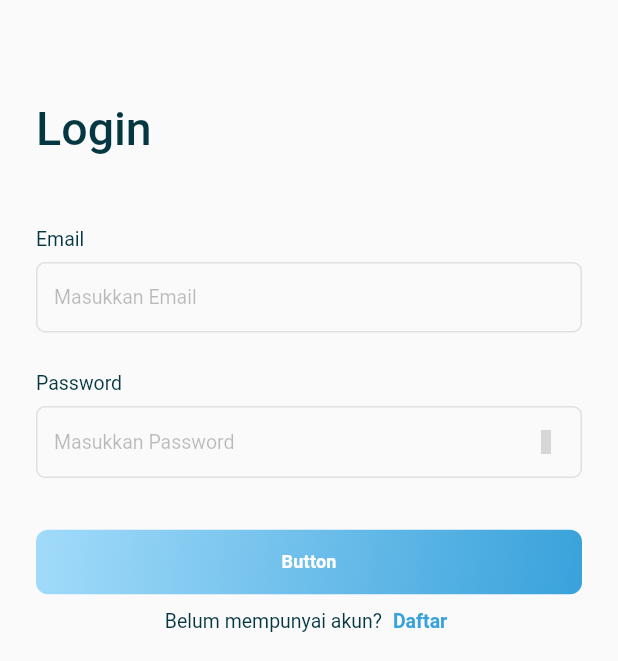
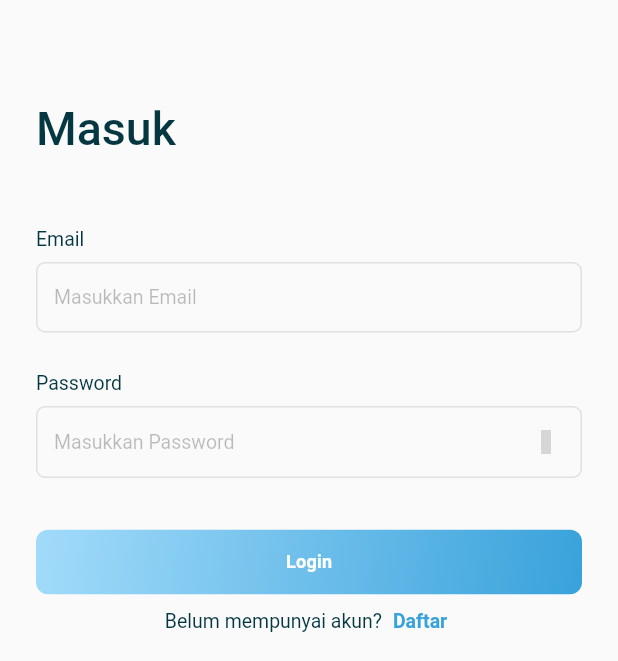
Before and after one commit to Agung91/FishVanture-Mobile-Buyer, a Flutter app: the screen it shows after launch, after a tap on "Login Page", on a phone screen of 412 x 824 dp. Shown: the part 245-906 px from the top of the screen. Run offline on Flutter 3.47's test engine with Material 2 defaults, Android fonts, the phone set to English and light mode, and no system bars; our stand-ins replace dio, flutter_secure_storage, iconsax; missing offline and left inert: sstream; grey boxes are pictures that could not be loaded.

Commit message:
rename to login

```diff
--- a/lib/modules/login/screen/page_login.dart
+++ b/lib/modules/login/screen/page_login.dart
@@ -19,7 +19,7 @@ class LoginPage extends StatelessWidget {
             child: Align(
               alignment: Alignment.centerLeft,
               child: Text(
-                'Login',
+                'Masuk',
                 style: CustomTextStyle.heading4Medium,
               ),
             ),
@@ -45,6 +45,7 @@ class LoginPage extends StatelessWidget {
           Padding(
             padding: const EdgeInsets.symmetric(horizontal: 24),
             child: CustomButton(
+              textButton: 'Login',
               onTap: () async {},
             ),
           ),
```
